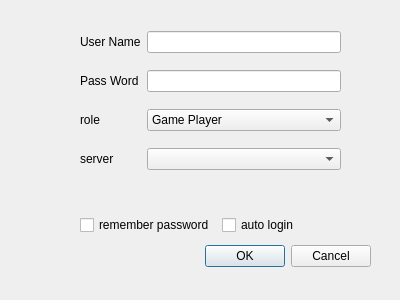
First picture: the form in MainClient/gui/dlglogin/jdlglogin.ui, repository stareven/Dlut-Game-Platform, before the edit.
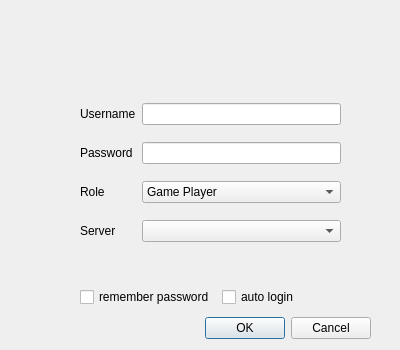
Second picture: the form after the edit. Icons and pictures are not drawn. Custom widgets are drawn as their Qt base class.

The edit to the form file:
```diff
--- a/MainClient/gui/dlglogin/jdlglogin.ui
+++ b/MainClient/gui/dlglogin/jdlglogin.ui
@@ -7,19 +7,19 @@
     <x>0</x>
     <y>0</y>
     <width>400</width>
-    <height>300</height>
+    <height>350</height>
    </rect>
   </property>
   <property name="minimumSize">
    <size>
     <width>400</width>
-    <height>300</height>
+    <height>350</height>
    </size>
   </property>
   <property name="maximumSize">
    <size>
     <width>400</width>
-    <height>300</height>
+    <height>350</height>
    </size>
   </property>
   <property name="windowTitle">
@@ -29,7 +29,7 @@
    <property name="geometry">
     <rect>
      <x>30</x>
-     <y>240</y>
+     <y>312</y>
      <width>341</width>
      <height>32</height>
     </rect>
@@ -45,7 +45,7 @@
    <property name="geometry">
     <rect>
      <x>80</x>
-     <y>20</y>
+     <y>92</y>
      <width>261</width>
      <height>164</height>
     </rect>
@@ -54,7 +54,7 @@
     <item row="0" column="0">
      <widget class="QLabel" name="lab_username">
       <property name="text">
-       <string>User Name</string>
+       <string>Username</string>
       </property>
      </widget>
     </item>
@@ -64,7 +64,7 @@
     <item row="1" column="0">
      <widget class="QLabel" name="lab_passwd">
       <property name="text">
-       <string>Pass Word</string>
+       <string>Password</string>
       </property>
      </widget>
     </item>
@@ -78,7 +78,7 @@
     <item row="2" column="0">
      <widget class="QLabel" name="lab_role">
       <property name="text">
-       <string>role</string>
+       <string>Role</string>
       </property>
      </widget>
     </item>
@@ -114,7 +114,7 @@
     <item row="3" column="0">
      <widget class="QLabel" name="lab_server">
       <property name="text">
-       <string>server</string>
+       <string>Server</string>
       </property>
      </widget>
     </item>
@@ -127,7 +127,7 @@
    <property name="geometry">
     <rect>
      <x>80</x>
-     <y>190</y>
+     <y>262</y>
      <width>261</width>
      <height>21</height>
     </rect>
@@ -140,7 +140,7 @@
    <property name="geometry">
     <rect>
      <x>80</x>
-     <y>210</y>
+     <y>282</y>
      <width>277</width>
      <height>31</height>
     </rect>
@@ -162,6 +162,28 @@
     </item>
    </layout>
   </widget>
+  <widget class="QLabel" name="label">
+   <property name="geometry">
+    <rect>
+     <x>40</x>
+     <y>10</y>
+     <width>331</width>
+     <height>81</height>
+    </rect>
+   </property>
+   <property name="text">
+    <string/>
+   </property>
+   <property name="pixmap">
+    <pixmap resource="../../sources.qrc">:/source/gui/DGP1.png</pixmap>
+   </property>
+   <property name="scaledContents">
+    <bool>true</bool>
+   </property>
+   <property name="wordWrap">
+    <bool>true</bool>
+   </property>
+  </widget>
  </widget>
  <customwidgets>
   <customwidget>
```
Left out of the diff: 6 changed lines with no effect on the pictures.
